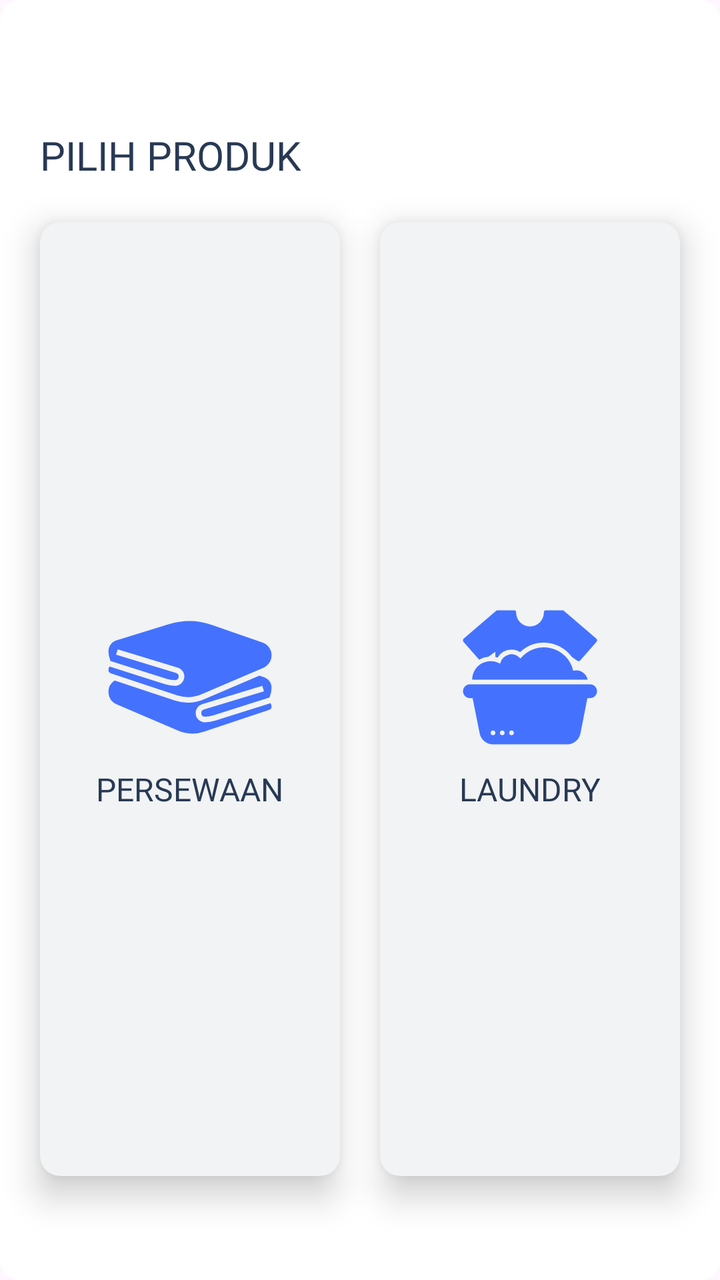
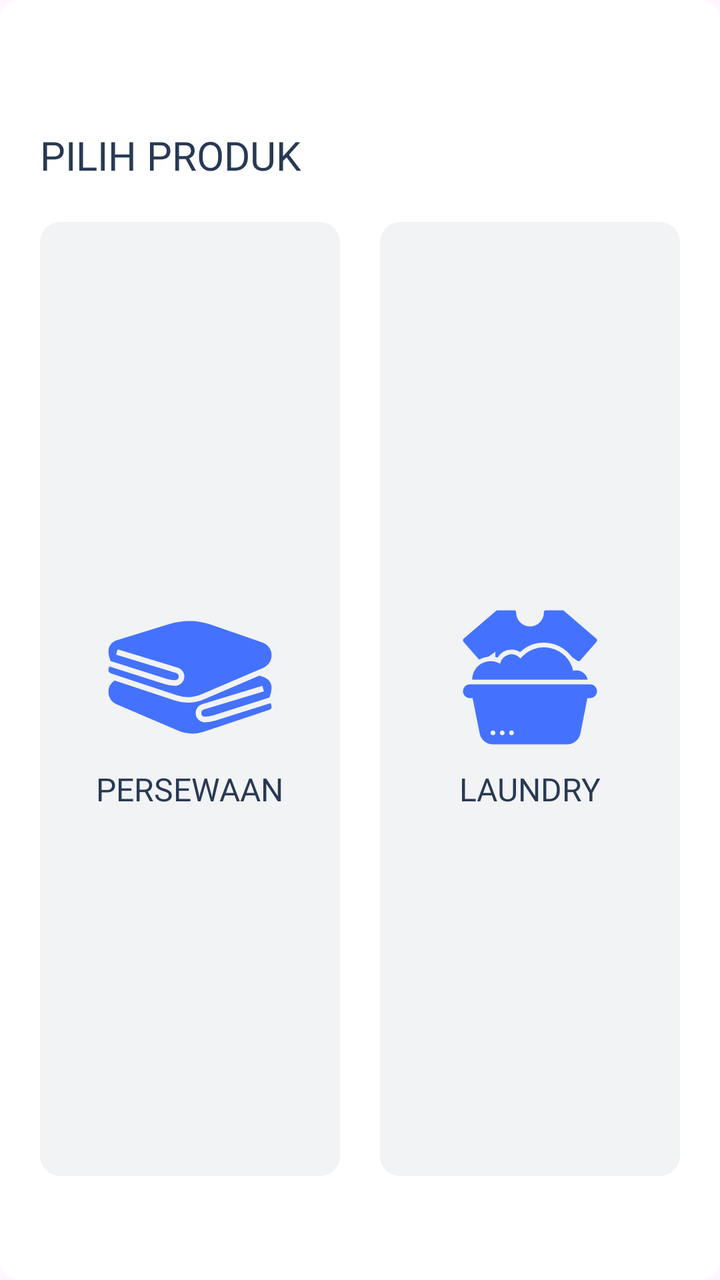

Two renders of the same Android screen: before a commit and after it. Below are the layout's source before the change and the commit's diff.
<!-- AndroidManifest.xml: application theme Theme.BAGUSLAUNDRY -->
<!-- res/layout/dialog_menu_product.xml -->
<?xml version="1.0" encoding="utf-8"?>
<androidx.constraintlayout.widget.ConstraintLayout xmlns:android="http://schemas.android.com/apk/res/android"
    android:layout_width="match_parent"
    xmlns:app="http://schemas.android.com/apk/res-auto"
    android:layout_margin="30dp"
    android:layout_height="270dp">

    <androidx.constraintlayout.widget.Guideline
        android:id="@+id/guidelineTop"
        android:layout_width="wrap_content"
        android:layout_height="wrap_content"
        app:layout_constraintGuide_percent="0.1"
        android:orientation="horizontal"/>

    <androidx.constraintlayout.widget.Guideline
        android:id="@+id/guidelineBottom"
        android:layout_width="wrap_content"
        android:layout_height="wrap_content"
        app:layout_constraintGuide_percent="0.95"
        android:orientation="horizontal"/>

    <androidx.constraintlayout.widget.Guideline
        android:id="@+id/guidelineMid"
        android:layout_width="wrap_content"
        android:layout_height="wrap_content"
        app:layout_constraintGuide_percent="0.5"
        android:orientation="vertical"/>

    <androidx.cardview.widget.CardView
        android:id="@+id/cardBackground"
        android:layout_width="match_parent"
        app:cardBackgroundColor="@color/white"
        android:layout_height="match_parent"
        android:translationZ="-10dp"
        app:cardCornerRadius="10dp"
        app:cardElevation="10dp"/>

    <LinearLayout
        android:id="@+id/layoutText"
        android:layout_width="0dp"
        android:layout_height="wrap_content"
        android:orientation="horizontal"
        app:layout_constraintTop_toBottomOf="@id/guidelineTop"
        app:layout_constraintStart_toStartOf="@id/cardBackground"
        >

        <TextView
            android:id="@+id/textHeader"
            android:layout_width="wrap_content"
            android:layout_height="wrap_content"
            android:text="PILIH"
            android:layout_marginStart="20dp"
            android:textAlignment="textEnd"
            android:fontFamily="@font/inter_light"
            android:textSize="20sp"
            android:textColor="@color/blue900"
            />

        <TextView
            android:id="@+id/textHeaderSecond"
            android:layout_width="wrap_content"
            android:layout_height="wrap_content"
            android:text=" PRODUK"
            android:layout_weight="1"
            android:fontFamily="@font/inter_bold"
            android:textSize="20sp"
            android:textColor="@color/blue900"
            />

    </LinearLayout>

    <androidx.cardview.widget.CardView
        android:id="@+id/layoutProductRental"
        android:layout_width="0dp"
        android:layout_height="0dp"
        app:cardBackgroundColor="@color/background"
        app:cardCornerRadius="10dp"
        android:translationZ="10dp"
        android:layout_marginStart="20dp"
        app:cardElevation="0dp"
        android:layout_marginEnd="10dp"
        android:layout_marginVertical="20dp"
        app:layout_constraintBottom_toTopOf="@id/guidelineBottom"
        app:layout_constraintEnd_toStartOf="@id/guidelineMid"
        app:layout_constraintStart_toStartOf="@id/cardBackground"
        app:layout_constraintTop_toBottomOf="@+id/layoutText" />

    <androidx.cardview.widget.CardView
        android:id="@+id/layoutProductLaundry"
        android:layout_width="0dp"
        android:layout_height="0dp"
        app:cardBackgroundColor="@color/background"
        app:cardCornerRadius="10dp"
        app:cardElevation="0dp"
        android:translationZ="10dp"
        android:layout_marginEnd="20dp"
        android:layout_marginStart="10dp"
        android:layout_marginVertical="20dp"
        app:layout_constraintBottom_toTopOf="@id/guidelineBottom"
        app:layout_constraintStart_toEndOf="@id/guidelineMid"
        app:layout_constraintEnd_toEndOf="@id/cardBackground"
        app:layout_constraintTop_toBottomOf="@+id/layoutText" />

    <LinearLayout
        android:id="@+id/iconProductRental"
        android:layout_width="wrap_content"
        android:layout_height="wrap_content"
        android:orientation="vertical"
        android:translationZ="20dp"
        app:layout_constraintStart_toStartOf="@id/layoutProductRental"
        app:layout_constraintEnd_toEndOf="@id/layoutProductRental"
        app:layout_constraintTop_toTopOf="@id/layoutProductRental"
        app:layout_constraintBottom_toBottomOf="@id/layoutProductRental"
        >

        <ImageView
            android:layout_width="100dp"
            android:layout_height="90dp"
            android:src="@drawable/sewa"
            android:layout_weight="1"
            />

        <TextView
            android:layout_width="wrap_content"
            android:layout_height="wrap_content"
            android:layout_gravity="center"
            android:fontFamily="@font/inter_semibold"
            android:textColor="@color/blue900"
            android:textSize="16sp"
            android:text="PERSEWAAN"/>


    </LinearLayout>

    <LinearLayout
        android:id="@+id/iconProductLaundry"
        android:layout_width="wrap_content"
        android:layout_height="wrap_content"
        android:orientation="vertical"
        android:translationZ="20dp"
        app:layout_constraintStart_toStartOf="@id/layoutProductLaundry"
        app:layout_constraintEnd_toEndOf="@id/layoutProductLaundry"
        app:layout_constraintTop_toTopOf="@id/layoutProductLaundry"
        app:layout_constraintBottom_toBottomOf="@id/layoutProductLaundry"
        >

        <ImageView
            android:layout_width="100dp"
            android:layout_height="90dp"
            android:padding="8dp"
            android:src="@drawable/laundry"
            android:layout_weight="1"
            />

        <TextView
            android:layout_width="wrap_content"
            android:layout_height="wrap_content"
            android:layout_gravity="center"
            android:fontFamily="@font/inter_semibold"
            android:textColor="@color/blue900"
            android:textSize="16sp"
            android:text="LAUNDRY"/>

    </LinearLayout>





</androidx.constraintlayout.widget.ConstraintLayout>
<!-- resources referenced by this layout -->
<resources>
  <color name="background">#F1F3F4</color>
  <color name="blue900">#283954</color>
  <color name="white">#FFFFFF</color>
  <!-- drawable laundry (drawable) -->
  <vector xmlns:android="http://schemas.android.com/apk/res/android"
      android:width="512dp"
      android:height="512dp"
      android:viewportWidth="64"
      android:viewportHeight="64">
    <path
        android:pathData="M52,29a4.87,4.87 0,0 0,-1.31 0.18,13 13,0 0,0 -22.81,-5.32 5,5 0,0 0,-8.8 2.26A8,8 0,0 0,7 33h49.9a5,5 0,0 0,-4.9 -4Z"
        android:fillColor="#4472ff"/>
    <path
        android:pathData="M10,24.36a9.91,9.91 0,0 1,4.06 -1.31L17,20.94v2.27c0.32,0.07 0.65,0.14 1,0.24A7,7 0,0 1,24 20a6.9,6.9 0,0 1,3.72 1.08A14.87,14.87 0,0 1,38 17a15.07,15.07 0,0 1,12.08 6.14l2.34,1.67a1,1 0,0 0,1.33 -0.15l7,-8a1,1 0,0 0,0.25 -0.73,1 1,0 0,0 -0.35,-0.69l-14,-12A1,1 0,0 0,46 3h-7a1,1 0,0 0,-1 1,6 6,0 0,1 -12,0 1,1 0,0 0,-1 -1h-7a1,1 0,0 0,-0.65 0.24l-14,12a1,1 0,0 0,-0.35 0.69,1 1,0 0,0 0.25,0.73ZM58,35L6,35a3,3 0,0 0,0 6h1.18l3.05,15.24A5.93,5.93 0,0 0,16 61h32a5.93,5.93 0,0 0,5.81 -4.76l3,-15.24L58,41a3,3 0,0 0,0 -6ZM16,57a1,1 0,1 1,1 -1,1 1,0 0,1 -1,1ZM20,57a1,1 0,1 1,1 -1,1 1,0 0,1 -1,1ZM24,57a1,1 0,1 1,1 -1,1 1,0 0,1 -1,1Z"
        android:fillColor="#4472ff"/>
  </vector>
  <!-- drawable sewa (drawable) -->
  <vector xmlns:android="http://schemas.android.com/apk/res/android"
      android:width="512dp"
      android:height="512dp"
      android:viewportWidth="64"
      android:viewportHeight="64">
    <path
        android:pathData="m5.889,18.85 l18.8,-5.784a24.112,24.112 0,0 1,14.979 0.261l18.084,6.259a4.834,4.834 0,0 1,0.323 9.01l-21.9,9.385a12.645,12.645 0,0 1,-8.95 0.372l-23.4,-7.8A1.2,1.2 0,0 1,3 29.414a2.429,2.429 0,0 1,0.359 -1.25l19.716,6.273A11.941,11.941 0,0 0,26.7 35a3.3,3.3 0,0 0,0.961 -6.452l-21.372,-6.5 -0.582,1.914 21.372,6.5A1.3,1.3 0,0 1,26.7 33a9.964,9.964 0,0 1,-3.021 -0.469L3.737,26.185A8.515,8.515 0,0 1,3 22.761a4.071,4.071 0,0 1,2.889 -3.911zM60.179,43.55 L36.779,51.35a12.656,12.656 0,0 1,-8.95 -0.372L5.929,41.6a4.824,4.824 0,0 1,-0.738 -8.478l21.4,7.132a14.6,14.6 0,0 0,10.371 -0.431l19.664,-8.427 1.487,0.458A4.071,4.071 0,0 1,61 35.761a8.515,8.515 0,0 1,-0.737 3.424l-19.944,6.346A9.964,9.964 0,0 1,37.3 46a1.3,1.3 0,0 1,-0.379 -2.539l21.372,-6.5 -0.582,-1.914 -21.374,6.501A3.3,3.3 0,0 0,37.3 48a11.941,11.941 0,0 0,3.627 -0.563l19.716,-6.273a2.429,2.429 0,0 1,0.357 1.25,1.2 1.2,0 0,1 -0.821,1.139z"
        android:fillColor="#4472ff"/>
  </vector>
  <style name="Theme.BAGUSLAUNDRY" parent="Base.Theme.BAGUSLAUNDRY" />
  <style name="Base.Theme.BAGUSLAUNDRY" parent="Theme.Material3.Light.NoActionBar">
          
          <item name="colorPrimary">@color/primary</item>
           <item name="colorAccent">@color/secondary</item>
      </style>
  <color name="primary">#3551F2</color>
  <color name="secondary">#536AF4</color>
</resources>

<!-- the commit's change to res/layout/dialog_menu_product.xml (unified diff, before → after) -->
@@ -75,7 +75,6 @@
         android:layout_height="0dp"
         app:cardBackgroundColor="@color/background"
         app:cardCornerRadius="10dp"
-        android:translationZ="10dp"
         android:layout_marginStart="20dp"
         app:cardElevation="0dp"
         android:layout_marginEnd="10dp"
@@ -92,7 +91,6 @@
         app:cardBackgroundColor="@color/background"
         app:cardCornerRadius="10dp"
         app:cardElevation="0dp"
-        android:translationZ="10dp"
         android:layout_marginEnd="20dp"
         android:layout_marginStart="10dp"
         android:layout_marginVertical="20dp"
